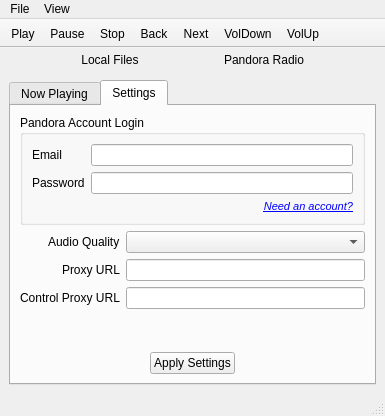
Before: the Qt Designer form src-qt5/desktop-utils/lumina-mediaplayer/mainUI.ui in lumina-desktop/lumina, drawn with Qt 5.
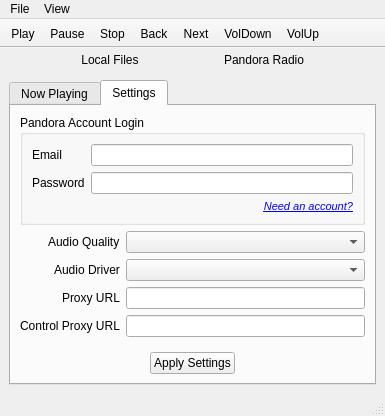
After: the same form once the commit is applied. The open tabs and pages were chosen to show the change. Icons and pictures are not drawn.

Commit message: Add the ability to change the libao audio driver as needed.

What changed in the file:
```diff
--- a/src-qt5/desktop-utils/lumina-mediaplayer/mainUI.ui
+++ b/src-qt5/desktop-utils/lumina-mediaplayer/mainUI.ui
@@ -84,7 +84,7 @@
     <item>
      <widget class="QStackedWidget" name="stackedWidget">
       <property name="currentIndex">
-       <number>0</number>
+       <number>1</number>
       </property>
       <widget class="QWidget" name="page_local">
        <layout class="QVBoxLayout" name="verticalLayout_6">
@@ -254,7 +254,7 @@
         <item>
          <widget class="QTabWidget" name="tabWidget_pandora">
           <property name="currentIndex">
-           <number>0</number>
+           <number>1</number>
           </property>
           <widget class="QWidget" name="tab_pandora_playing">
            <attribute name="title">
@@ -577,27 +577,27 @@
             <item row="1" column="1">
              <widget class="QComboBox" name="combo_pandora_quality"/>
             </item>
-            <item row="2" column="0">
+            <item row="3" column="0">
              <widget class="QLabel" name="label_4">
               <property name="text">
                <string>Proxy URL</string>
               </property>
              </widget>
             </item>
-            <item row="2" column="1">
+            <item row="3" column="1">
              <widget class="QLineEdit" name="line_pandora_proxy"/>
             </item>
-            <item row="3" column="0">
+            <item row="4" column="0">
              <widget class="QLabel" name="label_5">
               <property name="text">
                <string>Control Proxy URL</string>
               </property>
              </widget>
             </item>
-            <item row="3" column="1">
+            <item row="4" column="1">
              <widget class="QLineEdit" name="line_pandora_cproxy"/>
             </item>
-            <item row="5" column="0" colspan="2">
+            <item row="6" column="0" colspan="2">
              <layout class="QHBoxLayout" name="horizontalLayout_2">
               <item>
                <spacer name="horizontalSpacer">
@@ -634,7 +634,7 @@
               </item>
              </layout>
             </item>
-            <item row="4" column="0">
+            <item row="5" column="0">
              <spacer name="verticalSpacer">
               <property name="orientation">
                <enum>Qt::Vertical</enum>
@@ -647,6 +647,16 @@
               </property>
              </spacer>
             </item>
+            <item row="2" column="1">
+             <widget class="QComboBox" name="combo_pandora_driver"/>
+            </item>
+            <item row="2" column="0">
+             <widget class="QLabel" name="label_6">
+              <property name="text">
+               <string>Audio Driver</string>
+              </property>
+             </widget>
+            </item>
            </layout>
           </widget>
          </widget>
@@ -663,7 +673,7 @@
      <x>0</x>
      <y>0</y>
      <width>385</width>
-     <height>23</height>
+     <height>20</height>
     </rect>
    </property>
    <widget class="QMenu" name="menuFile">
```
The commit also changes 3 other files.
